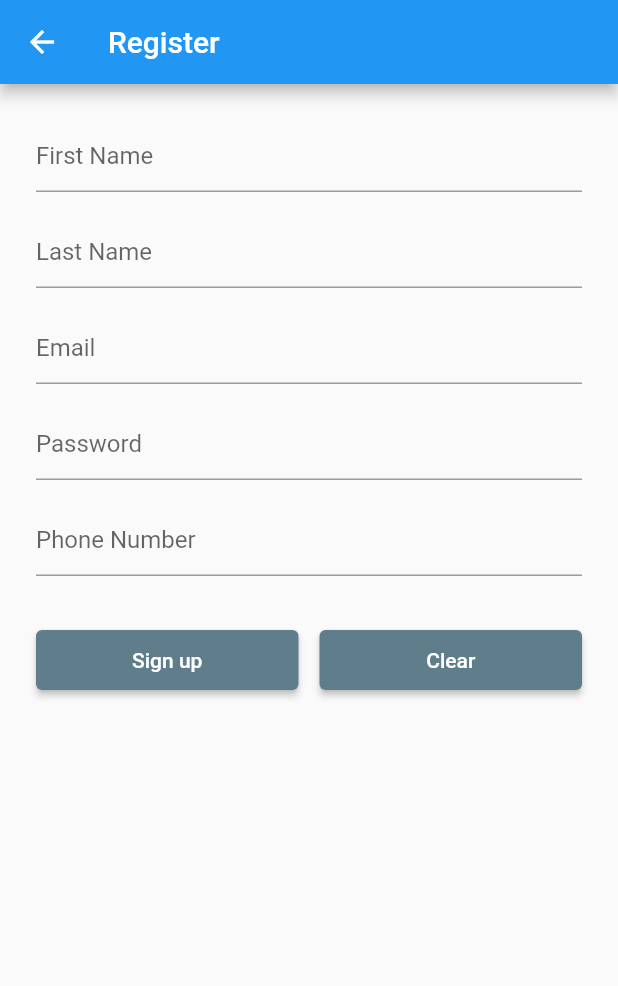
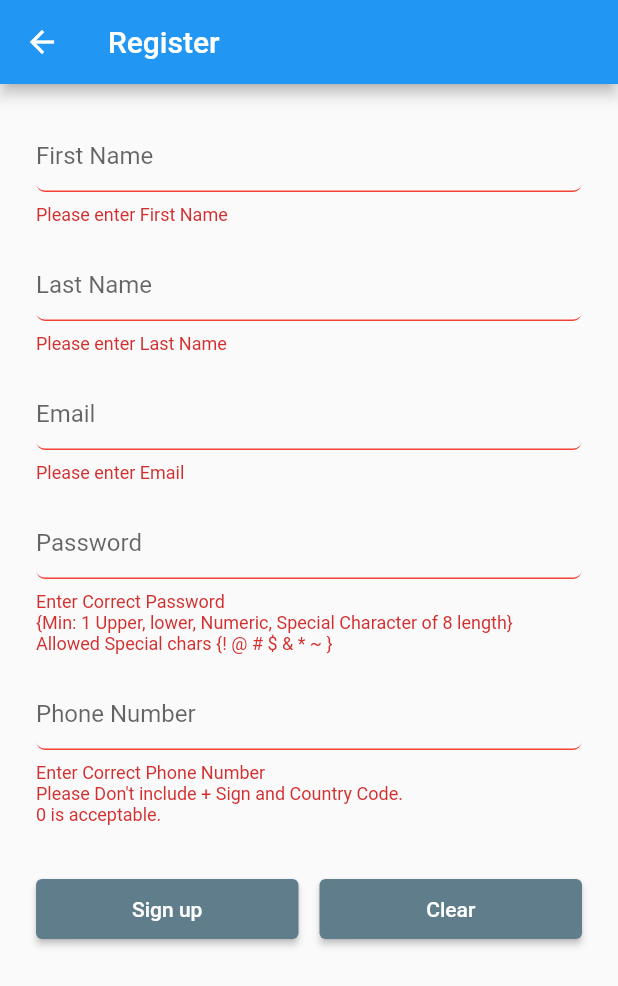
Before and after one commit to rkgoudra/Bookish_2.0_Frontend, a Flutter app: the RegisterPage screen opened directly, after a tap on "Sign up", on a phone screen of 412 x 824 dp. Shown: the top 986 px of the screen. Run offline on Flutter 3.47's test engine with Material 2 defaults, Android fonts, the phone set to English and light mode, and no system bars; network calls fail.

Commit message:
added validation to register form

```diff
--- /dev/null
+++ b/bookish/lib/models/registerModel.dart
@@ -0,0 +1,24 @@
+class RegisterModel {
+  final String firstName;
+  final String lastName;
+  final String email;
+  final String password;
+  final int phoneNumber;
+
+  RegisterModel(
+      {required this.firstName,
+      required this.lastName,
+      required this.email,
+      required this.password,
+      required this.phoneNumber});
+
+  factory RegisterModel.fromJson(Map<String, dynamic> json) {
+    return RegisterModel(
+      firstName: json['firstName'],
+      lastName: json['lastName'],
+      password: json['password'],
+      email: json['email'],
+      phoneNumber: json['phoneNumber'],
+    );
+  }
+}
--- a/bookish/lib/register.dart
+++ b/bookish/lib/register.dart
@@ -1,3 +1,4 @@
+import 'package:bookish/services/registerService.dart';
 import 'package:flutter/material.dart';
 
 class RegisterPage extends StatefulWidget {
@@ -21,6 +22,14 @@ class _RegisterPageState extends State<RegisterPage> {
   final _focusPhoneNumber = FocusNode();
 
   bool _isProcessing = false;
+
+  void _submit() {
+    final isValid = _registerFormKey.currentState!.validate();
+    if (!isValid) {
+      return;
+    }
+    _registerFormKey.currentState!.save();
+  }
 
   @override
   Widget build(BuildContext context) {
@@ -58,6 +67,18 @@ class _RegisterPageState extends State<RegisterPage> {
                             ),
                           ),
                         ),
+                        validator: (value) {
+                          if (value == null || value.isEmpty) {
+                            return 'Please enter First Name';
+                          } else if (value.length < 3) {
+                            return 'Invalid First Name';
+                          } else if (!RegExp(r'^[a-z A-Z]+$').hasMatch(value)) {
+                            //allow upper and lower case alphabets and space
+                            return "Enter Correct First Name";
+                          } else {
+                            return null;
+                          }
+                        },
                       ),
                       SizedBox(height: 16.0),
                       TextFormField(
@@ -72,6 +93,18 @@ class _RegisterPageState extends State<RegisterPage> {
                             ),
                           ),
                         ),
+                        validator: (value) {
+                          if (value == null || value.isEmpty) {
+                            return 'Please enter Last Name';
+                          } else if (value.length < 3) {
+                            return 'Invalid Last Name';
+                          } else if (!RegExp(r'^[a-z A-Z]+$').hasMatch(value)) {
+                            //allow upper and lower case alphabets and space
+                            return "Enter Correct Last Name";
+                          } else {
+                            return null;
+                          }
+                        },
                       ),
                       SizedBox(height: 16.0),
                       TextFormField(
@@ -86,6 +119,17 @@ class _RegisterPageState extends State<RegisterPage> {
                             ),
                           ),
                         ),
+                        validator: (value) {
+                          if (value == null || value.isEmpty) {
+                            return 'Please enter Email';
+                          } else if (!RegExp(
+                                  r"^[a-zA-Z0-9.a-zA-Z0-9.!#$%&'*+-/=?^_`{|}~]+@[a-zA-Z0-9]+\.[a-zA-Z]+")
+                              .hasMatch(value)) {
+                            return "Enter Correct Email";
+                          } else {
+                            return null;
+                          }
+                        },
                       ),
                       SizedBox(height: 16.0),
                       TextFormField(
@@ -101,6 +145,16 @@ class _RegisterPageState extends State<RegisterPage> {
                             ),
                           ),
                         ),
+                        validator: (value) {
+                          if (value!.isEmpty ||
+                              !RegExp(r'^(?=.*?[A-Z])(?=.*?[a-z])(?=.*?[0-9])(?=.*?[!@#\$&*~]).{8,}$')
+                                  .hasMatch(value)) {
+                            //  r'^[0-9]{10}$' pattern plain match number with length 10
+                            return "Enter Correct Password \n{Min: 1 Upper, lower, Numeric, Special Character of 8 length}\nAllowed Special chars {\! @ # \$ & * ~ } ";
+                          } else {
+                            return null;
+                          }
+                        },
                       ),
                       SizedBox(height: 16.0),
                       TextFormField(
@@ -115,6 +169,15 @@ class _RegisterPageState extends State<RegisterPage> {
                             ),
                           ),
                         ),
+                        validator: (value) {
+                          if (value!.isEmpty ||
+                              !RegExp(r'^[0]?[789]\d{9}$').hasMatch(value)) {
+                            //  r'^[0-9]{10}$' pattern plain match number with length 10
+                            return "Enter Correct Phone Number\nPlease Don't include \+ Sign and Country Code.\n0 is acceptable.";
+                          } else {
+                            return null;
+                          }
+                        },
                       ),
                       SizedBox(height: 32.0),
                       _isProcessing
@@ -124,7 +187,24 @@ class _RegisterPageState extends State<RegisterPage> {
                                 Expanded(
                                   child: ElevatedButton(
                                     onPressed: () {
-                                      print("Hello world");
+                                      try {
+                                        _submit();
+                                        setState(() {
+                                          createUser(
+                                            _firstNameTextController.text,
+                                            _lastNameTextController.text,
+                                            _emailTextController.text,
+                                            _passwordTextController.text,
+                                            _phoneNumberTextController.text,
+                                          );
+
+                                          // Navigator.of(context).pushNamed(UserPage.tag);
+                                        });
+                                      } catch (e) {
+                                        print(e);
+                                      }
+
+                                      // print("Hello world");
                                     },
                                     child: Text(
                                       'Sign up',
--- a/bookish/lib/services/loginService.dart
+++ b/bookish/lib/services/loginService.dart
@@ -10,7 +10,7 @@ import '../user_page.dart';
 Future<Object> getUser(
     String firstName, String password, BuildContext context) async {
   final response = await http.post(
-    Uri.parse('http://192.168.0.96:8080/bookish/login/loginUser'),
+    Uri.parse('http://localhost:8080/bookish/login/loginUser'),
     headers: <String, String>{
       'Content-Type': 'application/json',
     },
--- /dev/null
+++ b/bookish/lib/services/registerService.dart
@@ -0,0 +1,19 @@
+import 'dart:convert';
+import 'package:http/http.dart' as http;
+import 'package:bookish/models/registerModel.dart';
+
+Future<RegisterModel> createUser(String firstName, String lastName,
+    String email, String password, String phoneNumber) async {
+  final response = await http
+      .get(Uri.parse('http://localhost:8080/bookish/login/createUser'));
+
+  if (response.statusCode == 200) {
+    // If the server did return a 200 OK response,
+    // then parse the JSON.
+    return RegisterModel.fromJson(jsonDecode(response.body));
+  } else {
+    // If the server did not return a 200 OK response,
+    // then throw an exception.
+    throw Exception('Failed to load album');
+  }
+}
```
